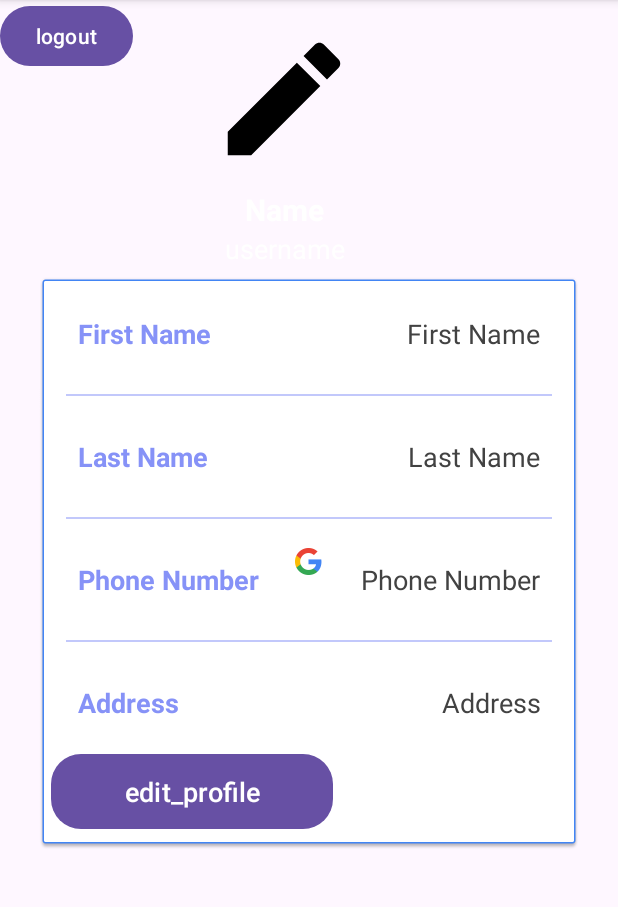
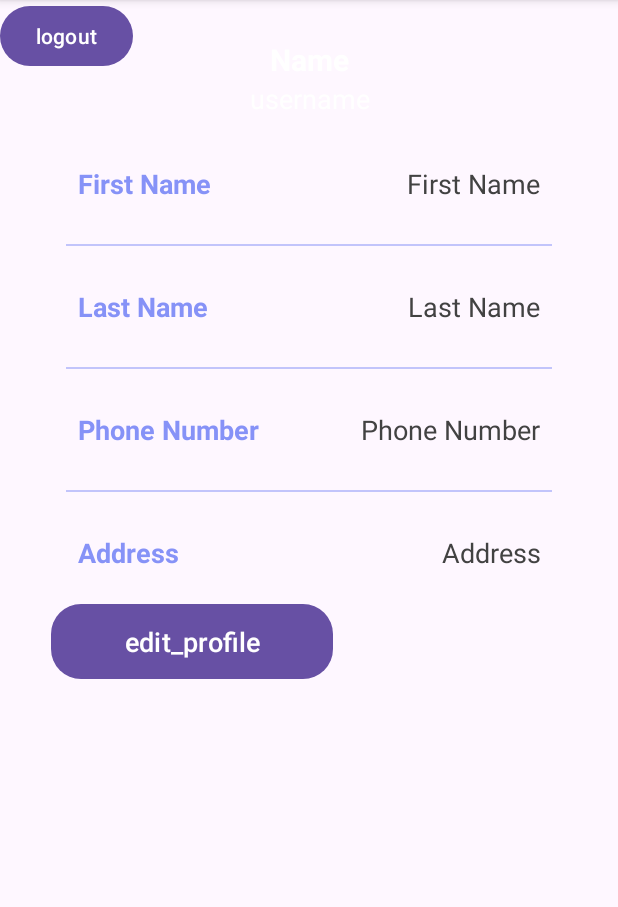
Before and after one commit to ErgaDN/Together, an Android app: the client screen opened directly, with no data from a screen before it, on a phone screen of 412 x 824 dp, the part 96-1003 px from its top. Run offline under Robolectric (Android 15) with nearby library versions, the phone set to English and light mode, and no system bars; our stand-ins replace Firebase (no records; nobody signed in at launch, a user with empty details on screens opened directly).

Commit message:
correction in activity_client.xml

```diff
--- a/app/src/main/res/layout/activity_client.xml
+++ b/app/src/main/res/layout/activity_client.xml
@@ -1,34 +1,24 @@
 <?xml version="1.0" encoding="utf-8"?>
-<androidx.constraintlayout.widget.ConstraintLayout xmlns:android="http://schemas.android.com/apk/res/android"
+<androidx.constraintlayout.widget.ConstraintLayout
+    xmlns:android="http://schemas.android.com/apk/res/android"
     xmlns:app="http://schemas.android.com/apk/res-auto"
     xmlns:tools="http://schemas.android.com/tools"
     android:layout_width="match_parent"
     android:layout_height="match_parent"
     tools:context=".client">
 
-    <ImageView
-        android:id="@+id/profileImg"
-        android:layout_width="100dp"
-        android:layout_height="100dp"
-        android:layout_marginTop="16dp"
-        android:src="@drawable/baseline_edit"
-        app:layout_constraintEnd_toEndOf="parent"
-        app:layout_constraintHorizontal_bias="0.446"
-        app:layout_constraintStart_toStartOf="parent"
-        app:layout_constraintTop_toTopOf="parent" />
-
     <TextView
         android:layout_width="wrap_content"
         android:layout_height="wrap_content"
         android:id="@+id/titleName"
-        android:layout_marginTop="10dp"
+        android:layout_marginTop="26dp"
         android:text="Name"
         android:textColor="@color/white"
         android:textSize="20sp"
         android:textStyle="bold"
-        app:layout_constraintEnd_toEndOf="@id/profileImg"
-        app:layout_constraintStart_toStartOf="@id/profileImg"
-        app:layout_constraintTop_toBottomOf="@id/profileImg"/>
+        app:layout_constraintEnd_toEndOf="parent"
+        app:layout_constraintStart_toStartOf="parent"
+        app:layout_constraintTop_toTopOf="parent" />
 
     <TextView
         android:id="@+id/titleUsername"
@@ -48,11 +38,10 @@
         android:layout_marginStart="24dp"
         android:layout_marginTop="4dp"
         android:layout_marginEnd="24dp"
-        android:background="@drawable/common_google_signin_btn_icon_dark"
+        android:background="@android:color/transparent"
         android:orientation="vertical"
         android:padding="10dp"
         app:layout_constraintEnd_toEndOf="parent"
-        app:layout_constraintHorizontal_bias="0.0"
         app:layout_constraintStart_toStartOf="parent"
         app:layout_constraintTop_toBottomOf="@id/titleUsername">
 
```
